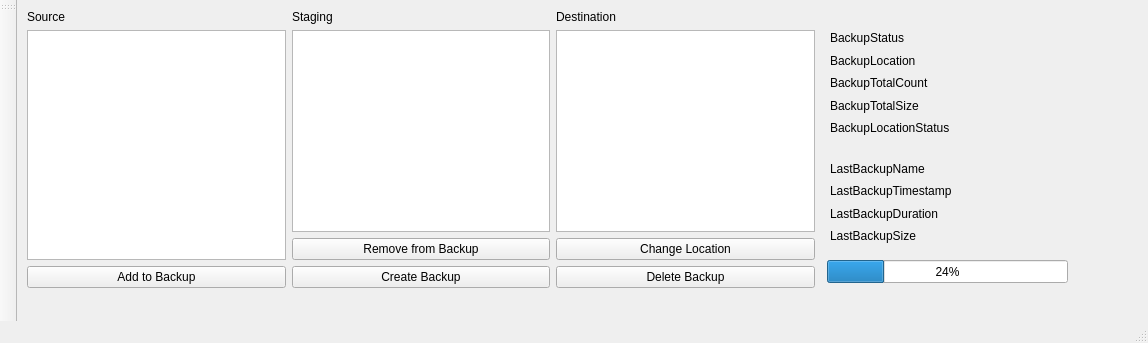
First picture: the form in ui/mainwindow/mainwindow.ui, repository shawn-sss/backtrack, before the edit.
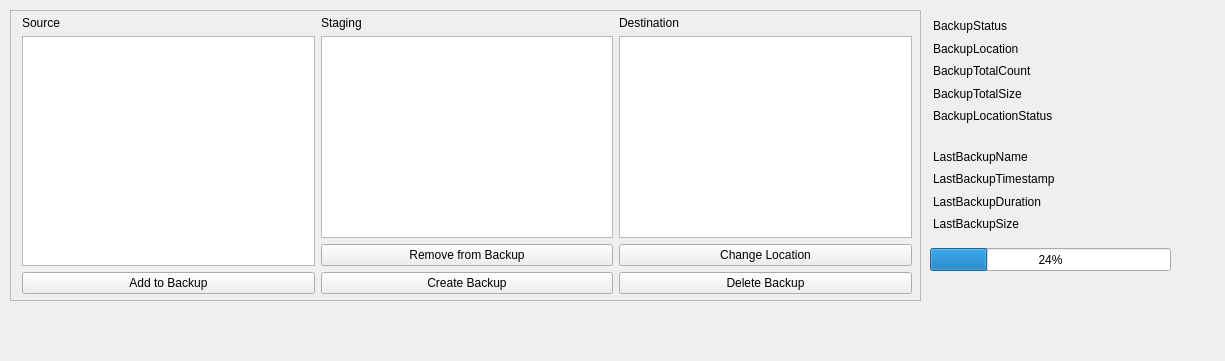
Second picture: the form after the edit.

```diff
--- a/ui/mainwindow/mainwindow.ui
+++ b/ui/mainwindow/mainwindow.ui
@@ -6,8 +6,8 @@
    <rect>
     <x>0</x>
     <y>0</y>
-    <width>1148</width>
-    <height>343</height>
+    <width>1225</width>
+    <height>361</height>
    </rect>
   </property>
   <property name="windowTitle">
@@ -17,8 +17,8 @@
    <widget class="QWidget" name="layoutWidget">
     <property name="geometry">
      <rect>
-      <x>810</x>
-      <y>160</y>
+      <x>930</x>
+      <y>148</y>
       <width>291</width>
       <height>84</height>
      </rect>
@@ -60,8 +60,8 @@
    <widget class="QProgressBar" name="TransferProgressBar">
     <property name="geometry">
      <rect>
-      <x>810</x>
-      <y>260</y>
+      <x>930</x>
+      <y>248</y>
       <width>241</width>
       <height>23</height>
      </rect>
@@ -73,8 +73,8 @@
    <widget class="QWidget" name="layoutWidget_2">
     <property name="geometry">
      <rect>
-      <x>810</x>
-      <y>30</y>
+      <x>930</x>
+      <y>18</y>
       <width>291</width>
       <height>106</height>
      </rect>
@@ -120,12 +120,27 @@
      </item>
     </layout>
    </widget>
-   <widget class="QWidget" name="layoutWidget_3">
+   <widget class="QFrame" name="BackupViewContainer">
     <property name="geometry">
      <rect>
       <x>10</x>
       <y>10</y>
-      <width>788</width>
+      <width>911</width>
+      <height>291</height>
+     </rect>
+    </property>
+    <property name="frameShape">
+     <enum>QFrame::Shape::StyledPanel</enum>
+    </property>
+    <property name="frameShadow">
+     <enum>QFrame::Shadow::Raised</enum>
+    </property>
+    <widget class="QWidget" name="layoutWidget_3">
+     <property name="geometry">
+      <rect>
+       <x>12</x>
+       <y>6</y>
+       <width>890</width>
       <height>278</height>
      </rect>
     </property>
@@ -140,7 +155,14 @@
         </widget>
        </item>
        <item>
-        <widget class="QTreeView" name="DriveTreeView"/>
+         <widget class="QTreeView" name="DriveTreeView">
+          <property name="sizePolicy">
+           <sizepolicy hsizetype="Expanding" vsizetype="Expanding">
+            <horstretch>0</horstretch>
+            <verstretch>0</verstretch>
+           </sizepolicy>
+          </property>
+         </widget>
        </item>
        <item>
         <widget class="QPushButton" name="AddToBackupButton">
@@ -210,33 +232,6 @@
     </layout>
    </widget>
   </widget>
-  <widget class="QMenuBar" name="menubar">
-   <property name="geometry">
-    <rect>
-     <x>0</x>
-     <y>0</y>
-     <width>1148</width>
-     <height>21</height>
-    </rect>
-   </property>
-  </widget>
-  <widget class="QStatusBar" name="statusbar"/>
-  <widget class="QToolBar" name="toolBar">
-   <property name="sizePolicy">
-    <sizepolicy hsizetype="Fixed" vsizetype="Preferred">
-     <horstretch>0</horstretch>
-     <verstretch>0</verstretch>
-    </sizepolicy>
-   </property>
-   <property name="windowTitle">
-    <string>toolBar</string>
-   </property>
-   <attribute name="toolBarArea">
-    <enum>LeftToolBarArea</enum>
-   </attribute>
-   <attribute name="toolBarBreak">
-    <bool>false</bool>
-   </attribute>
   </widget>
   <action name="actionOpenSettings">
    <property name="text">
```
Lines whose indentation alone changed are shown as unchanged.
